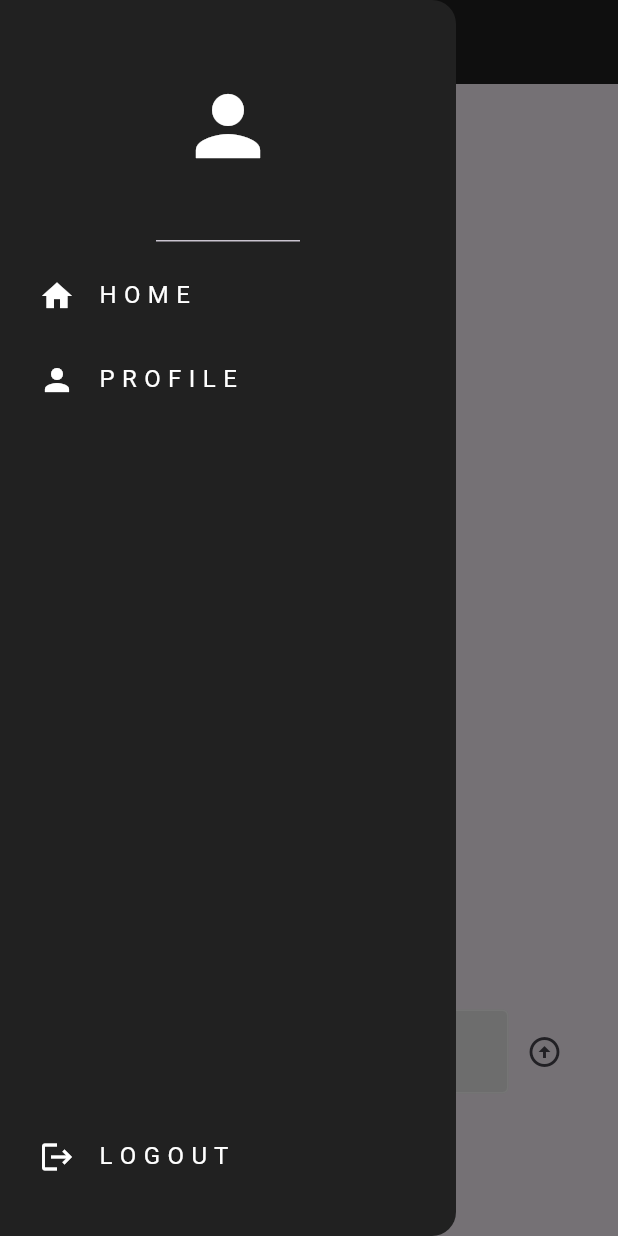
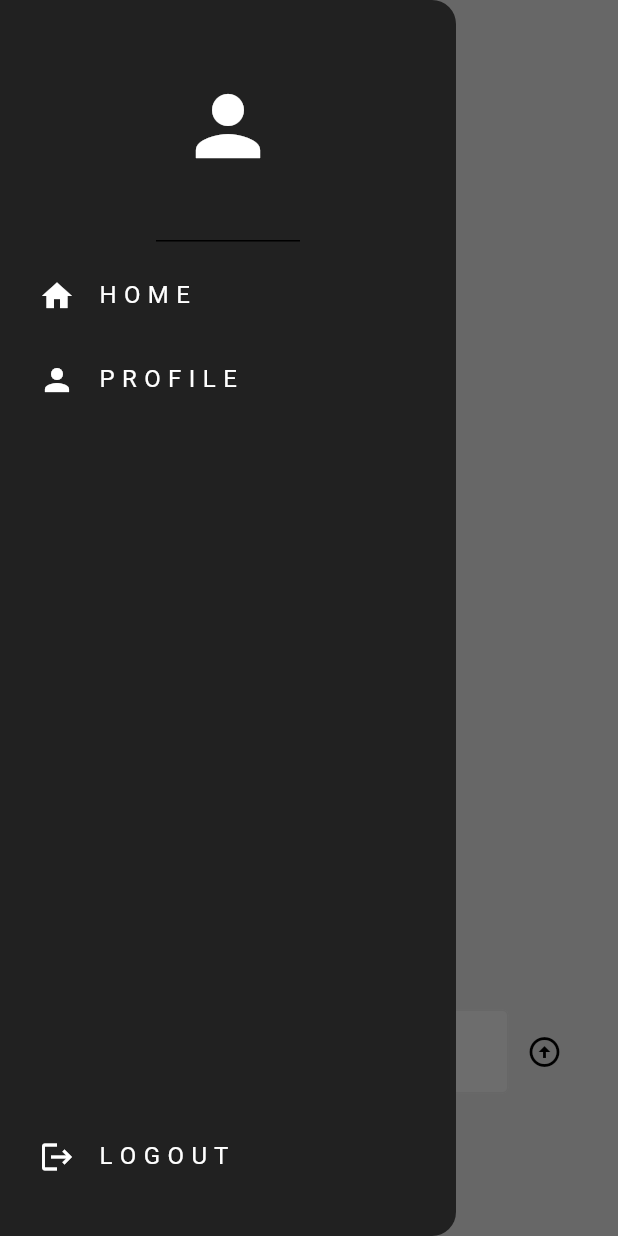
Before and after one commit to cdv74997/connection_alley, a Flutter app: the screen it shows once a user with an empty profile is signed in, with the side drawer open, on a phone screen of 412 x 824 dp. Run offline on Flutter 3.47's test engine with Material 3 defaults, Android fonts, the phone set to English and light mode, and no system bars; our stand-ins replace cloud_firestore, firebase_auth, firebase_core, google_sign_in; accounts and stored records are empty; network calls fail.

Commit message:
Delete post and dark themes added

```diff
--- a/lib/main.dart
+++ b/lib/main.dart
@@ -1,5 +1,7 @@
 import 'package:connection_alley/auth/auth_page.dart';
 import 'package:connection_alley/auth/login_or_register.dart';
+import 'package:connection_alley/theme/dark_theme.dart';
+import 'package:connection_alley/theme/light_theme.dart';
 import 'package:connection_alley/views/login_view.dart';
 import 'package:connection_alley/views/register_view.dart';
 import 'package:flutter/material.dart';
@@ -22,10 +24,12 @@ class MyApp extends StatelessWidget {
   @override
   Widget build(BuildContext context) {
 
-    return const MaterialApp(
+    return MaterialApp(
 
       debugShowCheckedModeBanner: false,
-      home: AuthPage(),
+      theme: lightTheme,
+      darkTheme: darkTheme,
+      home: const AuthPage(),
      // home: LoginView(onTap: fun),
     );
   }
--- /dev/null
+++ b/lib/theme/dark_theme.dart
@@ -0,0 +1,16 @@
+import 'package:flutter/material.dart';
+
+ThemeData darkTheme = ThemeData(
+  brightness: Brightness.dark,
+  appBarTheme: const AppBarTheme(
+    backgroundColor: Colors.black,
+  ),
+  colorScheme: ColorScheme.dark(
+    background: Colors.black,
+    primary: Colors.grey[900]!,
+    secondary: Colors.grey[800]!,
+  ),
+  textButtonTheme: TextButtonThemeData(
+    style: TextButton.styleFrom(foregroundColor: Colors.white),
+  ),
+);
--- /dev/null
+++ b/lib/theme/light_theme.dart
@@ -0,0 +1,19 @@
+import 'package:flutter/material.dart';
+
+ThemeData lightTheme = ThemeData(
+  brightness: Brightness.light,
+  appBarTheme: const AppBarTheme(
+    backgroundColor: Colors.transparent,
+    elevation: 0,
+    iconTheme: IconThemeData(color: Colors.black),
+    titleTextStyle: TextStyle(color: Colors.black, fontSize: 20),
+  ),
+  colorScheme: ColorScheme.light(
+    background: Colors.grey[300]!,
+    primary: Colors.grey[200]!,
+    secondary: Colors.grey[300]!,
+  ),
+  textButtonTheme: TextButtonThemeData(
+    style: TextButton.styleFrom(foregroundColor: Colors.black),
+  ),
+);
--- a/lib/views/home_view.dart
+++ b/lib/views/home_view.dart
@@ -57,10 +57,11 @@ class _HomeViewState extends State<HomeView> {
   @override
   Widget build(BuildContext context) {
     return Scaffold(
+      backgroundColor: Theme.of(context).colorScheme.background,
       appBar: AppBar(
 
         title: Text("Connection-Alley"),
-        backgroundColor: Colors.grey[900],
+        //backgroundColor: Theme.of(context).colorScheme.background,
         //actions: [IconButton(onPressed: signUserOut, icon: const Icon(Icons.logout))]
         ),
       drawer: MyDrawer(onProfileTap: goToProfilePage, onSignOut: signUserOut),
--- a/lib/views/profile_page.dart
+++ b/lib/views/profile_page.dart
@@ -48,9 +48,10 @@ class _ProfilePageState extends State<ProfilePage> {
   @override
   Widget build(BuildContext context) {
     return Scaffold(
+      backgroundColor: Theme.of(context).colorScheme.background,
       appBar: AppBar(
         title: Text("Profile Page"),
-        backgroundColor: Colors.grey[900],
+
         ),
         body: StreamBuilder<DocumentSnapshot>(
           stream: FirebaseFirestore.instance.collection("Users").doc(currentUser.email).snapshots(),
--- a/lib/widgets/comment.dart
+++ b/lib/widgets/comment.dart
@@ -10,7 +10,7 @@ class Comment extends StatelessWidget {
   Widget build(BuildContext context) {
     return Container(
       decoration: BoxDecoration(
-        color: Colors.grey[300],
+        color: Theme.of(context).colorScheme.secondary,
         borderRadius: BorderRadius.circular(4),
       ),
       margin: const EdgeInsets.only(bottom: 5),
--- a/lib/widgets/text_box.dart
+++ b/lib/widgets/text_box.dart
@@ -15,7 +15,7 @@ class MyTextBox extends StatelessWidget {
   Widget build(BuildContext context) {
     return Container(
       decoration: BoxDecoration(
-        color: Colors.grey[200],
+        color: Theme.of(context).colorScheme.primary,
         borderRadius: BorderRadius.circular(8)
       ),
       padding: const EdgeInsets.only(
--- a/lib/widgets/text_input.dart
+++ b/lib/widgets/text_input.dart
@@ -13,13 +13,14 @@ class MyInputField extends StatelessWidget {
       controller: controller,
       obscureText: obscureText,
       decoration: InputDecoration(
-        enabledBorder: const OutlineInputBorder(
-          borderSide: BorderSide(color: Colors.white),
+        enabledBorder: OutlineInputBorder(
+          borderSide:
+               BorderSide(color: Theme.of(context).colorScheme.secondary),
         ),
         focusedBorder: const OutlineInputBorder(
           borderSide: BorderSide(color: Colors.black),
         ),
-        fillColor: Colors.grey.shade200,
+        fillColor: Theme.of(context).colorScheme.primary,
         filled: true,
         hintText: hintText,
         hintStyle: TextStyle(color: Colors.grey[500]),
```
Also changed, not shown: lib/widgets/delete_button.dart (added, +17 -0 lines), lib/widgets/wall_post.dart (+55 -1 lines).
